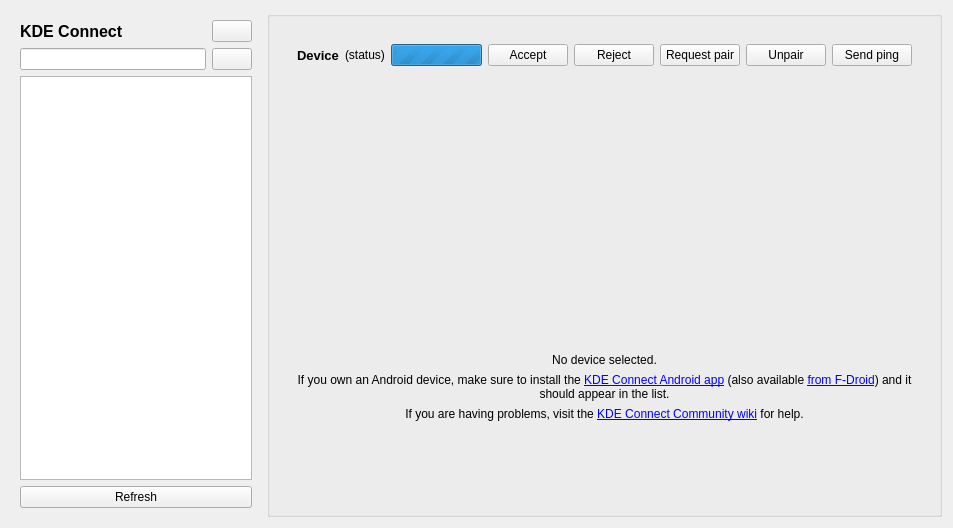
KDE/kdeconnect-kde, file kcm/kcm.ui: the form before one commit.
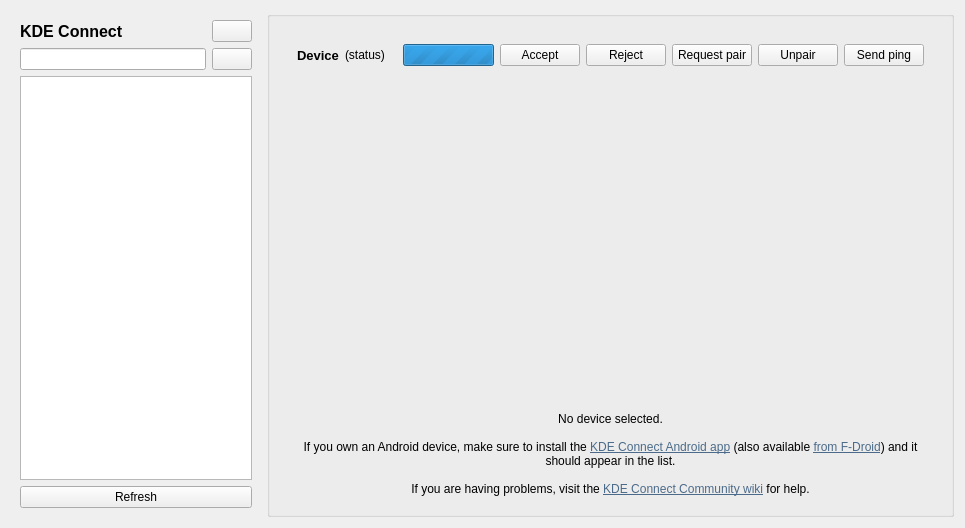
The form after the commit. Icons and pictures are not drawn. Custom widgets are drawn as their Qt base class.

```diff
--- a/kcm/kcm.ui
+++ b/kcm/kcm.ui
@@ -6,7 +6,7 @@
    <rect>
     <x>0</x>
     <y>0</y>
-    <width>949</width>
+    <width>965</width>
     <height>528</height>
    </rect>
   </property>
@@ -284,29 +284,6 @@
       <item>
        <widget class="QWidget" name="noDevicePlaceholder" native="true">
         <layout class="QVBoxLayout" name="noDevicePlaceholder_layout">
-         <item>
-          <spacer name="verticalSpacer">
-           <property name="orientation">
-            <enum>Qt::Vertical</enum>
-           </property>
-           <property name="sizeHint" stdset="0">
-            <size>
-             <width>20</width>
-             <height>40</height>
-            </size>
-           </property>
-          </spacer>
-         </item>
-         <item>
-          <widget class="QLabel" name="noDeviceLabel">
-           <property name="text">
-            <string>No device selected.</string>
-           </property>
-           <property name="alignment">
-            <set>Qt::AlignCenter</set>
-           </property>
-          </widget>
-         </item>
          <item>
           <widget class="QLabel" name="noDeviceLinks">
            <property name="sizePolicy">
@@ -316,7 +293,7 @@
             </sizepolicy>
            </property>
            <property name="text">
-            <string>&lt;html&gt;&lt;head/&gt;&lt;body&gt;&lt;p&gt;If you own an Android device, make sure to install the &lt;a href=&quot;https://play.google.com/store/apps/details?id=org.kde.kdeconnect_tp&quot;&gt;&lt;span style=&quot; text-decoration: underline; &quot;&gt;KDE Connect Android app&lt;/span&gt;&lt;/a&gt; (also available &lt;a href=&quot;https://f-droid.org/repository/browse/?fdid=org.kde.kdeconnect_tp&quot;&gt;&lt;span style=&quot; text-decoration: underline; &quot;&gt;from F-Droid&lt;/span&gt;&lt;/a&gt;) and it should appear in the list.&lt;/p&gt;&lt;/body&gt;&lt;/html&gt;</string>
+            <string>&lt;html&gt;&lt;head/&gt;&lt;body&gt;&lt;p&gt;No device selected.&lt;br&gt;&lt;br&gt;If you own an Android device, make sure to install the &lt;a href=&quot;https://play.google.com/store/apps/details?id=org.kde.kdeconnect_tp&quot;&gt;&lt;span style=&quot; text-decoration: underline; color:#4c6b8a;&quot;&gt;KDE Connect Android app&lt;/span&gt;&lt;/a&gt; (also available &lt;a href=&quot;https://f-droid.org/repository/browse/?fdid=org.kde.kdeconnect_tp&quot;&gt;&lt;span style=&quot; text-decoration: underline; color:#4c6b8a;&quot;&gt;from F-Droid&lt;/span&gt;&lt;/a&gt;) and it should appear in the list.&lt;br&gt;&lt;br&gt;If you are having problems, visit the &lt;a href=&quot;https://community.kde.org/KDEConnect&quot;&gt;&lt;span style=&quot; text-decoration: underline; color:#4c6b8a;&quot;&gt;KDE Connect Community wiki&lt;/span&gt;&lt;/a&gt; for help.&lt;/p&gt;&lt;/body&gt;&lt;/html&gt;</string>
            </property>
            <property name="textFormat">
             <enum>Qt::RichText</enum>
@@ -338,50 +315,6 @@
            </property>
           </widget>
          </item>
-         <item>
-          <widget class="QLabel" name="noDeviceTroubleshoot">
-           <property name="sizePolicy">
-            <sizepolicy hsizetype="Minimum" vsizetype="Preferred">
-             <horstretch>0</horstretch>
-             <verstretch>0</verstretch>
-            </sizepolicy>
-           </property>
-           <property name="text">
-            <string>&lt;html&gt;&lt;head/&gt;&lt;body&gt;&lt;p&gt;If you are having problems, visit the &lt;a href=&quot;https://community.kde.org/KDEConnect&quot;&gt;&lt;span style=&quot; text-decoration: underline; &quot;&gt;KDE Connect Community wiki&lt;/span&gt;&lt;/a&gt; for help.&lt;/p&gt;&lt;/body&gt;&lt;/html&gt;</string>
-           </property>
-           <property name="textFormat">
-            <enum>Qt::RichText</enum>
-           </property>
-           <property name="alignment">
-            <set>Qt::AlignCenter</set>
-           </property>
-           <property name="wordWrap">
-            <bool>true</bool>
-           </property>
-           <property name="margin">
-            <number>40</number>
-           </property>
-           <property name="openExternalLinks">
-            <bool>true</bool>
-           </property>
-           <property name="textInteractionFlags">
-            <set>Qt::LinksAccessibleByKeyboard|Qt::LinksAccessibleByMouse</set>
-           </property>
-          </widget>
-         </item>
-         <item>
-          <spacer name="verticalSpacer_2">
-           <property name="orientation">
-            <enum>Qt::Vertical</enum>
-           </property>
-           <property name="sizeHint" stdset="0">
-            <size>
-             <width>20</width>
-             <height>40</height>
-            </size>
-           </property>
-          </spacer>
-         </item>
         </layout>
        </widget>
       </item>
```
Left out of the diff: 6 changed lines with no effect on the pictures.
